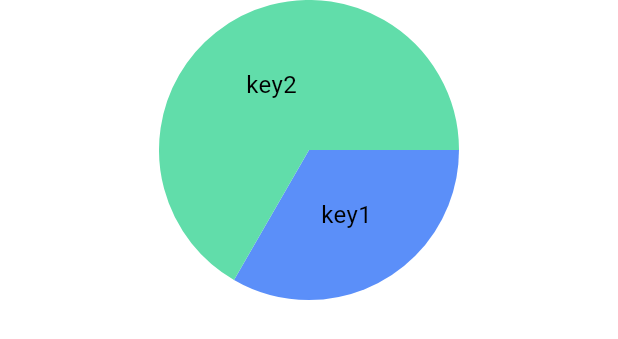
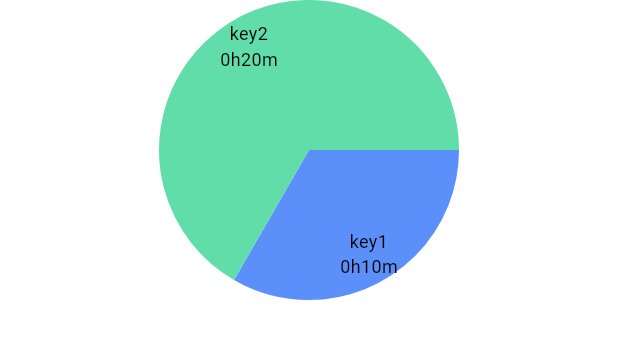
Before and after one commit to MoonTTMM/TimeTag, a Flutter app: the TagPieChart widget shown alone on an empty page, opened directly, on a phone screen of 412 x 824 dp. Shown: the top 339 px of the screen. Run offline on Flutter 3.47's test engine with Material 3 defaults, Android fonts, the phone set to English and light mode, and no system bars; drawn by our look-alikes of fl_chart; our stand-ins replace sqflite; accounts and stored records are empty.

Commit message:
fix style

```diff
--- a/lib/screens/timer_screen.dart
+++ b/lib/screens/timer_screen.dart
@@ -105,6 +105,9 @@ class TimerScreenState extends State<TimerScreen> {
                   onChanged: (value) {
                     _currentTask = value;
                   },
+                  onSubmitted: (String value){
+                    _stopAndSaveTask(stopwatch);
+                  },
                 ),
                 const SizedBox(height: 20),
                 Row(
--- a/lib/widgets/pie_chart.dart
+++ b/lib/widgets/pie_chart.dart
@@ -39,13 +39,16 @@ class TagPieChart extends StatelessWidget {
     var colorSize = colorList.length;
     for (var name in values.keys) {
       var color = colorList[count % colorSize];
-      const fontSize = 16.0;
+      var duration = values[name];
+      var hours = (duration! / 60).round();
+      var mins = (duration % 60).round();
+      const fontSize = 12.0;
       sections.add(PieChartSectionData(
         radius: 100,
         color: color,
-        value: values[name],
-        title: name,
-        titlePositionPercentageOffset: 0.5,
+        value: duration,
+        title: "$name\n$hours""h$mins""m",
+        titlePositionPercentageOffset: 0.8,
         showTitle: true,
         titleStyle: const TextStyle(
           fontSize: fontSize,
```
Also changed, not shown: lib/screens/record_screen.dart (+21 -4 lines).
